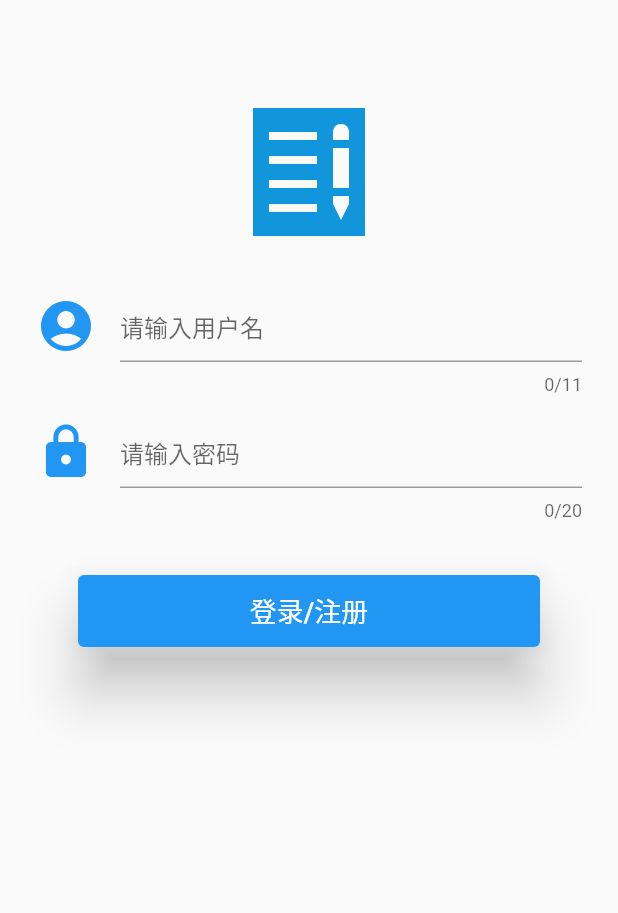
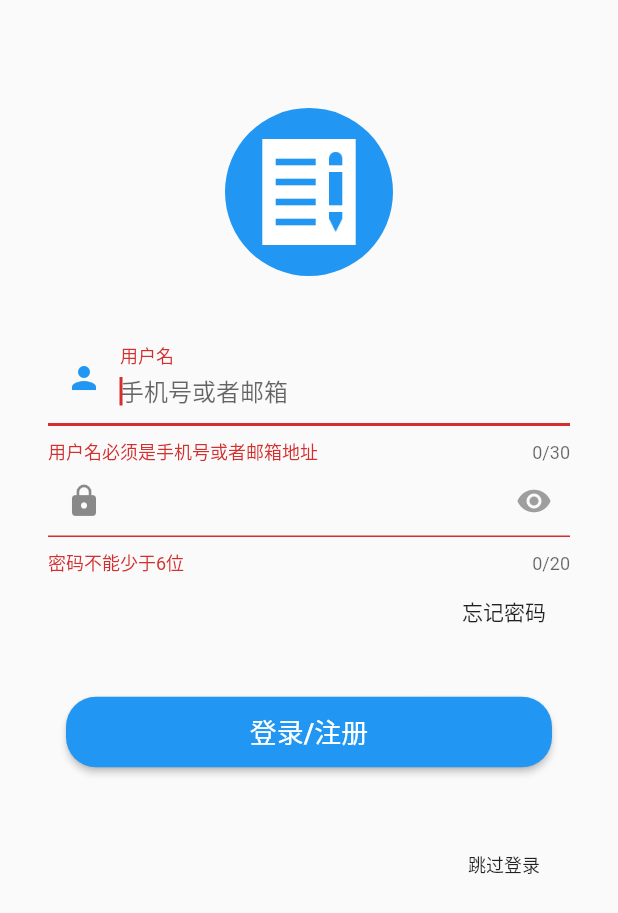
Before and after one commit to Vicent9920/my_todo, a Flutter app: the screen it shows after launch, on a phone screen of 412 x 824 dp. Shown: the top 913 px of the screen. Run offline on Flutter 3.47's test engine with Material 2 defaults, Android fonts, the phone set to English and light mode, and no system bars.

Commit message:
完成登录页面优化。

```diff
--- a/lib/login/login.dart
+++ b/lib/login/login.dart
@@ -1,87 +1,151 @@
 import 'package:flutter/material.dart';
-import 'package:flutter/services.dart';
+import 'package:my_todo/util/util.dart';
+import 'package:my_todo/widget/psd_field.dart';
+import 'package:my_todo/widget/user_name_field.dart';
 
 class Login extends StatefulWidget {
   @override
-  State<StatefulWidget> createState() {
-    return _LoginState();
-  }
+  _LoginState createState() => new _LoginState();
 }
 
 class _LoginState extends State<Login> {
+  FocusNode _userFocusNode = new FocusNode();
+  FocusNode _psdFocusNode = new FocusNode();
+  FocusScopeNode focusScopeNode;
+  String _userName;
+  bool _userNameValid = false;
+  String _psd;
+  bool _psdValid;
+
+  @override
+  void initState() {
+    super.initState();
+  }
+
   @override
   Widget build(BuildContext context) {
     return Scaffold(
-        body: ListView(
+        body: Padding(
+          padding: EdgeInsets.fromLTRB(32.0, 0.0, 32.0, 0.0),
+          child: ListView(
             children: <Widget>[
+
+              // 上边距占位
               SizedBox(
                 height: 72,
               ),
-        Center(
+              // 圆形ICON
+              CircleAvatar(
+                backgroundColor: Colors.blue,
+                radius: 56.0,
                 child: Image.asset(
                   "res/images/icon_logo.png",
-            scale: 1.5,
+                  color: Colors.white,
+                  scale: 1.8,
                 ),
               ),
               SizedBox(
                 height: 36,
               ),
-        Padding(
-          padding: EdgeInsets.fromLTRB(24.0, 0.0, 24.0, 0.0),
-          child: TextField(
-            inputFormatters: [WhitelistingTextInputFormatter.digitsOnly],
-            maxLength: 11,
-            decoration: InputDecoration(
-              icon: Icon(
-                Icons.account_circle,
-                size: 40,
-                color: Colors.blue,
+              UserNameField(
+                fieldCallBack: (username, valid) {
+                  _userNameValid = valid;
+                  if (valid) _userName = username;
+                },
+                autofocus: true,
+                focusNode: _userFocusNode,
+                keyboardType: TextInputType.emailAddress,
+                textInputAction: TextInputAction.next,
+                labelText: "用户名",
+                hintText: "手机号或者邮箱",
+                prefixIcon: Icon(Icons.person),
+                suffixIcon: Icon(
+                  Icons.clear,
+                  color: Colors.grey[200],
                 ),
-              hintText: "请输入用户名",
+                validator: (str) {
+                  var userName = str.trim();
+                  bool state =
+                      isChinaPhoneLegal(userName) || isEmailValid(userName);
+                  return state ? null : "用户名必须是手机号或者邮箱地址";
+                },
+                maxLength: 30,
+                onEditingComplete: () {
+                  if (null == focusScopeNode) {
+                    focusScopeNode = FocusScope.of(context);
+                  }
+                  focusScopeNode.requestFocus(_psdFocusNode);
+                },
               ),
+              PasswordField(
+                fieldCallBack: (psd, valid) {
+                  _psdValid = valid;
+                  if (valid) {
+                    _psd = psd;
+                  }
+                },
+                maxLength: 20,
+                textInputAction: TextInputAction.done,
+                keyboardType: TextInputType.text,
+                prefixIcon: Icon(Icons.lock),
+                focusNode: _psdFocusNode,
+                validator: (v) {
+                  // 可在此通过正则表达式校验密码是否符合规则
+                  return v.trim().length > 5 ? null : "密码不能少于6位";
+                },
+                onEditingComplete: () {
+                  _userFocusNode.unfocus();
+                  _psdFocusNode.unfocus();
+                },
               ),
-        ),
-        SizedBox(
-          height: 14,
-        ),
-        Padding(
-          padding: EdgeInsets.fromLTRB(24.0, 0.0, 24.0, 0.0),
-          child: TextField(
-            maxLength: 20,
-            obscureText: true,
-            inputFormatters: [
-              WhitelistingTextInputFormatter.digitsOnly,
-              WhitelistingTextInputFormatter.digitsOnly
-            ],
-            decoration: InputDecoration(
-                icon: Icon(
-                  Icons.lock,
-                  size: 40,
-                  color: Colors.blue,
-                ),
-                hintText: "请输入密码"),
-          ),
+              Align(
+                  alignment:Alignment.centerRight,
+                  child: FlatButton(
+                    child: Text("忘记密码"),
+                    onPressed: () => {},
+                  )
               ),
               SizedBox(
                 height: 32,
               ),
-        Container(
-          padding: new EdgeInsets.fromLTRB(48.0, 0.0, 48.0, 0.0),
-          width: 240,
-          child: new Card(
+              Padding(
+                padding: EdgeInsets.fromLTRB(12.0, 0.0, 12.0, 0.0),
+                child: RaisedButton(
                     color: Colors.blue,
-            elevation: 16.0,
-            child: FlatButton(
-                child: Padding(
+                    highlightColor: Colors.blue[700],
+                    colorBrightness: Brightness.dark,
+                    splashColor: Colors.grey,
                     padding: EdgeInsets.all(10),
                     child: Text(
-                '登录/注册',
+                      "登录/注册",
                       style: TextStyle(color: Colors.white, fontSize: 18.0),
                     ),
-            )),
+                    shape: RoundedRectangleBorder(
+                        borderRadius: BorderRadius.circular(20.0)),
+                    onPressed: () => {
+                      if (_userNameValid && _psdValid)
+                        {
+                          // TODO 登录
+                        }
+                    }),
               ),
+              SizedBox(
+                height: 16,
+              ),
+              Container(
+                  alignment:Alignment.bottomRight,
+                  padding: EdgeInsets.only(left: 24),
+                  height: 72,
+                  child: FlatButton(
+                    child: Text("跳过登录",style: TextStyle( fontSize: 12.0),),
+
+                    onPressed: () => {
+                      // 跳过登录
+                    },
+                  )
               ),
             ],
+          ),
         ));
   }
 }
--- /dev/null
+++ b/lib/util/util.dart
@@ -0,0 +1,14 @@
+
+
+///大陆手机号码11位数，匹配格式：前三位固定格式+后8位任意数
+/// 此方法中前三位格式有：
+/// 13+任意数 * 15+除4的任意数 * 18+除1和4的任意数 * 17+除9的任意数 * 147
+ bool isChinaPhoneLegal(String phone) {
+return new RegExp('^((13[0-9])|(15[^4])|(166)|(17[0-8])|(18[0-9])|(19[8-9])|(147,145))\\d{8}\$').hasMatch(phone);
+}
+
+/// 检测邮箱地址是否合法
+/// 正则表达式来自 https://www.cnblogs.com/chengdabelief/p/6683237.html
+bool isEmailValid(String email){
+  return new RegExp('^[a-zA-Z0-9_-]+@[a-zA-Z0-9_-]+(\.[a-zA-Z0-9_-]+)+\$').hasMatch(email);
+}
--- /dev/null
+++ b/lib/widget/psd_field.dart
@@ -0,0 +1,83 @@
+import 'package:flutter/material.dart';
+import 'package:my_todo/widget/user_name_field.dart';
+
+class PasswordField extends StatefulWidget {
+  final FocusNode focusNode;
+  final TextInputType keyboardType;
+  final TextInputAction textInputAction;
+  final FormFieldValidator<String> validator;
+  final ITextFieldCallBack fieldCallBack;
+  final int maxLength;
+  final VoidCallback onEditingComplete;
+  final String labelText;
+  final String hintText;
+  final Widget prefixIcon;
+  final Widget suffixIcon;
+
+  PasswordField({
+    @required this.fieldCallBack,
+    this.focusNode,
+    this.keyboardType,
+    this.textInputAction,
+    this.validator,
+    this.maxLength,
+    this.onEditingComplete,
+    this.labelText,
+    this.hintText,
+    this.prefixIcon,
+    this.suffixIcon,
+  });
+
+  @override
+  State<StatefulWidget> createState() => _PasswordFieldState();
+}
+
+class _PasswordFieldState extends State<PasswordField> {
+  bool _obscureText = true;
+  TextEditingController _controller = TextEditingController();
+  GlobalKey _formKey = new GlobalKey<FormState>();
+
+  @override
+  void initState() {
+    super.initState();
+    _controller.addListener(() {
+      widget.fieldCallBack(
+          _controller.text, (_formKey.currentState as FormState).validate());
+    });
+  }
+
+  @override
+  Widget build(BuildContext context) {
+    return Form(
+      autovalidate: true,
+      key: _formKey,
+      child: TextFormField(
+        obscureText: _obscureText,
+        textInputAction: widget.textInputAction,
+        keyboardType: widget.keyboardType,
+        maxLength: widget.maxLength,
+        focusNode: widget.focusNode,
+        decoration: InputDecoration(
+          labelText: widget.labelText,
+          hintText: widget.hintText,
+          prefixIcon: widget.prefixIcon,
+          suffixIcon: GestureDetector(
+            onTap: () {
+              setState(() {
+                _obscureText = !_obscureText;
+              });
+            },
+            child: Icon(
+              _obscureText ? Icons.visibility : Icons.visibility_off,color: Colors.grey,
+            ),
+          ),
+        ),
+
+        //校验密码
+        validator: widget.validator,
+        onEditingComplete: widget.onEditingComplete,
+        controller: _controller,
+      ),
+    );
+  }
+}
--- /dev/null
+++ b/lib/widget/user_name_field.dart
@@ -0,0 +1,99 @@
+import 'package:flutter/material.dart';
+import 'package:flutter/services.dart';
+
+///自带删除的ITextField
+typedef void ITextFieldCallBack(String content, bool isValid);
+
+class UserNameField extends StatefulWidget {
+  @override
+  State<StatefulWidget> createState() => _UserNameFiledState();
+
+  UserNameField(
+      {@required this.fieldCallBack,
+      this.focusNode,
+      this.keyboardType,
+      this.textInputAction,
+      this.autofocus,
+      this.maxLength,
+      this.onEditingComplete,
+      this.labelText,
+      this.hintText,
+      this.prefixIcon,
+      this.suffixIcon,
+      this.validator});
+
+  final FocusNode focusNode;
+  final TextInputType keyboardType;
+  final TextInputAction textInputAction;
+  final bool autofocus;
+  final FormFieldValidator<String> validator;
+  final ITextFieldCallBack fieldCallBack;
+  final int maxLength;
+  final VoidCallback onEditingComplete;
+  final String labelText;
+  final String hintText;
+  final Widget prefixIcon;
+  final Widget suffixIcon;
+}
+
+class _UserNameFiledState extends State<UserNameField> {
+  bool _isShowCleanIcon = false;
+  TextEditingController _controller = TextEditingController();
+  GlobalKey _formKey = new GlobalKey<FormState>();
+
+  @override
+  void initState() {
+    super.initState();
+    _controller?.addListener(() {
+      widget.fieldCallBack(
+          _controller?.text, (_formKey.currentState as FormState).validate());
+      bool state = _controller?.text?.length != 0;
+      if (_isShowCleanIcon != state) {
+        setState(() {
+          _isShowCleanIcon = state;
+        });
+      }
+    });
+  }
+
+  @override
+  Widget build(BuildContext context) {
+    return Form(
+      //开启自动校验
+      autovalidate: true,
+      key: _formKey,
+      child: TextFormField(
+        controller: _controller,
+        focusNode: widget.focusNode,
+        keyboardType: widget.keyboardType,
+        textInputAction: widget.textInputAction,
+        autofocus: widget.autofocus,
+        maxLength: widget.maxLength,
+        onEditingComplete: widget.onEditingComplete,
+        validator: widget.validator,
+        decoration: InputDecoration(
+          labelText: widget.labelText,
+          hintText: widget.hintText,
+          prefixIcon: widget.prefixIcon,
+          suffixIcon: GestureDetector(
+            onTap: () {
+              widget.fieldCallBack("", false);
+              setState(() {
+                _isShowCleanIcon = !_isShowCleanIcon;
+              });
+              _controller.clear();
+            },
+            child: _isShowCleanIcon
+                ? widget.suffixIcon
+                : IgnorePointer(
+                    ignoring: true,
+                    child: new Opacity(
+                      opacity: 0.0,
+                      child: widget.suffixIcon,
+                    )),
+          ),
+        ),
+      ),
+    );
+  }
+}
```
Also changed, not shown: lib/generated/i18n.dart (added). Lines whose indentation alone changed are shown as unchanged.
